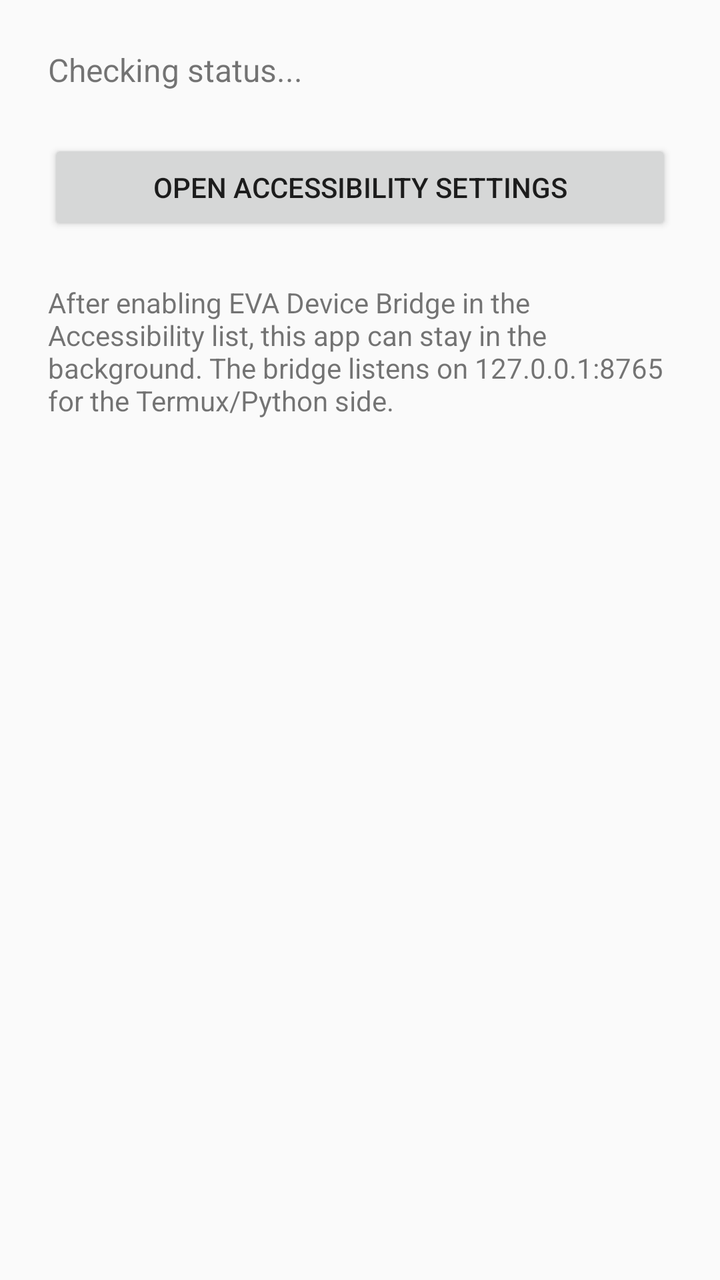
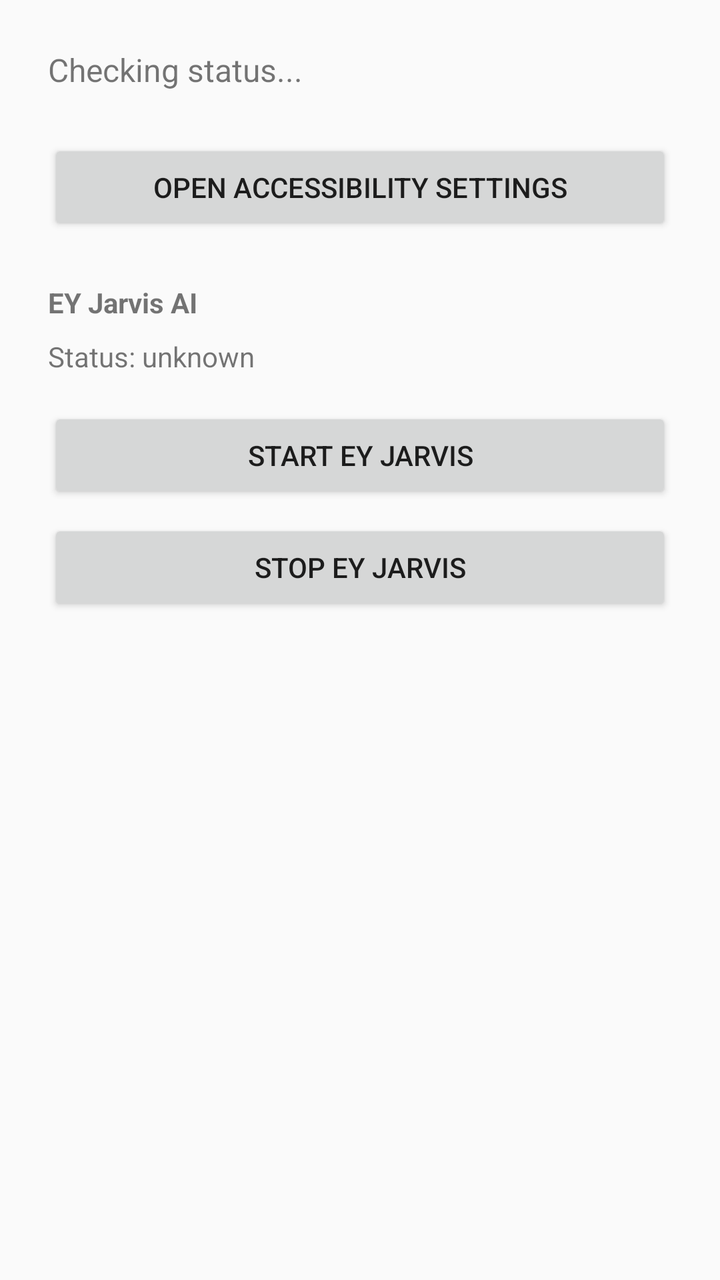

Two renders of the same Android screen: before a commit and after it. Below are the layout's source before the change and the commit's diff.
<!-- AndroidManifest.xml: application theme Theme.AppCompat.Light.DarkActionBar -->
<!-- res/layout/activity_main.xml -->
<?xml version="1.0" encoding="utf-8"?>
<LinearLayout xmlns:android="http://schemas.android.com/apk/res/android"
    android:layout_width="match_parent"
    android:layout_height="match_parent"
    android:orientation="vertical"
    android:padding="24dp"
    android:gravity="center_horizontal">

    <TextView
        android:id="@+id/statusText"
        android:layout_width="match_parent"
        android:layout_height="wrap_content"
        android:textSize="16sp"
        android:paddingBottom="24dp"
        android:text="Checking status..." />

    <Button
        android:id="@+id/openSettingsButton"
        android:layout_width="match_parent"
        android:layout_height="wrap_content"
        android:text="Open Accessibility Settings" />

    <TextView
        android:layout_width="match_parent"
        android:layout_height="wrap_content"
        android:paddingTop="24dp"
        android:text="After enabling EVA Device Bridge in the Accessibility list, this app can stay in the background. The bridge listens on 127.0.0.1:8765 for the Termux/Python side." />

</LinearLayout>
<!-- resources referenced by this layout -->
<resources>

</resources>

<!-- the commit's change to res/layout/activity_main.xml (unified diff, before → after) -->
@@ -24,6 +24,28 @@
         android:layout_width="match_parent"
         android:layout_height="wrap_content"
         android:paddingTop="24dp"
-        android:text="After enabling EVA Device Bridge in the Accessibility list, this app can stay in the background. The bridge listens on 127.0.0.1:8765 for the Termux/Python side." />
+        android:paddingBottom="8dp"
+        android:textStyle="bold"
+        android:text="EY Jarvis AI" />
+
+    <TextView
+        android:id="@+id/eyStatusText"
+        android:layout_width="match_parent"
+        android:layout_height="wrap_content"
+        android:paddingBottom="16dp"
+        android:text="Status: unknown" />
+
+    <Button
+        android:id="@+id/startEyButton"
+        android:layout_width="match_parent"
+        android:layout_height="wrap_content"
+        android:text="Start EY Jarvis" />
+
+    <Button
+        android:id="@+id/stopEyButton"
+        android:layout_width="match_parent"
+        android:layout_height="wrap_content"
+        android:layout_marginTop="8dp"
+        android:text="Stop EY Jarvis" />
 
 </LinearLayout>
